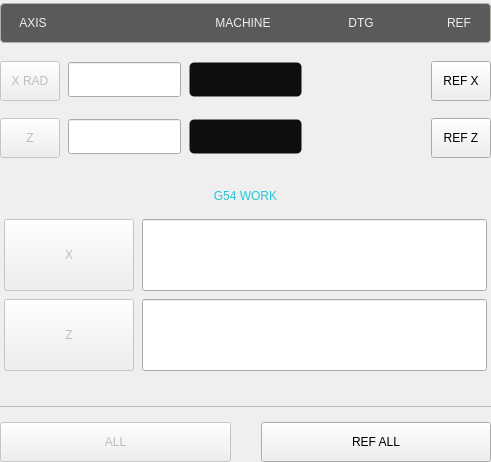
Old version of the form user_dro_display/xz_dros/dros_xz.ui in the repository Edsonjanke/Cyberdino.
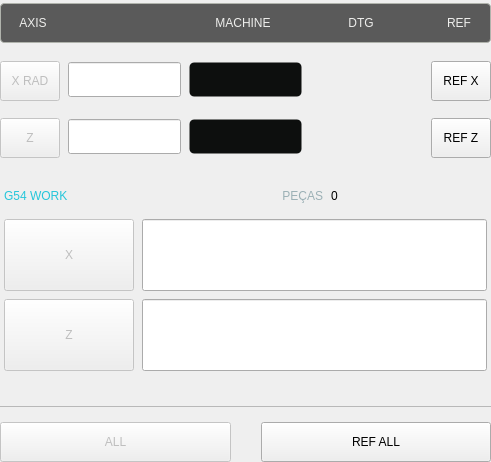
New version of the form. Icons and pictures are not drawn. Custom widgets are drawn as their Qt base class.

Commit message: Contador de pecas ao lado do G54 WORK, no DRO grande da tela principal

```diff
--- a/user_dro_display/xz_dros/dros_xz.ui
+++ b/user_dro_display/xz_dros/dros_xz.ui
@@ -912,7 +912,10 @@
           <number>4</number>
          </property>
          <item>
-          <widget class="StatusLabel" name="big_wcs_header">
+          <layout class="QHBoxLayout" name="big_header_row">
+           <property name="spacing"><number>8</number></property>
+           <item>
+            <widget class="StatusLabel" name="big_wcs_header">
            <property name="minimumSize">
             <size>
              <width>0</width>
@@ -926,7 +929,7 @@
 }</string>
            </property>
            <property name="alignment">
-            <set>Qt::AlignCenter</set>
+            <set>Qt::AlignLeft|Qt::AlignVCenter</set>
            </property>
            <property name="text">
             <string>G54 WORK</string>
@@ -935,6 +938,53 @@
             <string>[{&quot;channels&quot;: [{&quot;url&quot;: &quot;status:g5x_index?text&quot;, &quot;trigger&quot;: true}], &quot;property&quot;: &quot;Text&quot;, &quot;expression&quot;: &quot;ch[0] + ' WORK'\n&quot;, &quot;name&quot;: &quot;WCS Header&quot;}]</string>
            </property>
           </widget>
+           </item>
+           <item>
+            <widget class="QLabel" name="big_parts_caption">
+             <property name="styleSheet">
+              <string notr="true">QLabel {
+    color: #9BB0B5;
+    font: 14pt &quot;Bebas Kai&quot;;
+}</string>
+             </property>
+             <property name="text">
+              <string>PEÇAS</string>
+             </property>
+             <property name="alignment">
+              <set>Qt::AlignRight|Qt::AlignVCenter</set>
+             </property>
+            </widget>
+           </item>
+           <item>
+            <widget class="HalLabel" name="big_parts_count">
+             <property name="minimumSize">
+              <size><width>60</width><height>30</height></size>
+             </property>
+             <property name="styleSheet">
+              <string notr="true">HalLabel {
+    color: #26C6DA;
+    font: 22pt &quot;Bebas Kai&quot;;
+    padding-right: 6px;
+}</string>
+             </property>
+             <property name="text">
+              <string>0</string>
+             </property>
+             <property name="alignment">
+              <set>Qt::AlignLeft|Qt::AlignVCenter</set>
+             </property>
+             <property name="pinBaseName" stdset="0">
+              <string>parts-count-big</string>
+             </property>
+             <property name="textFormat" stdset="0">
+              <string>d</string>
+             </property>
+             <property name="pinType" stdset="0">
+              <enum>HalLabel::s32</enum>
+             </property>
+            </widget>
+           </item>
+          </layout>
          </item>
          <item>
           <layout class="QHBoxLayout" name="big_x_row">
```
The commit also changes 2 other files.
